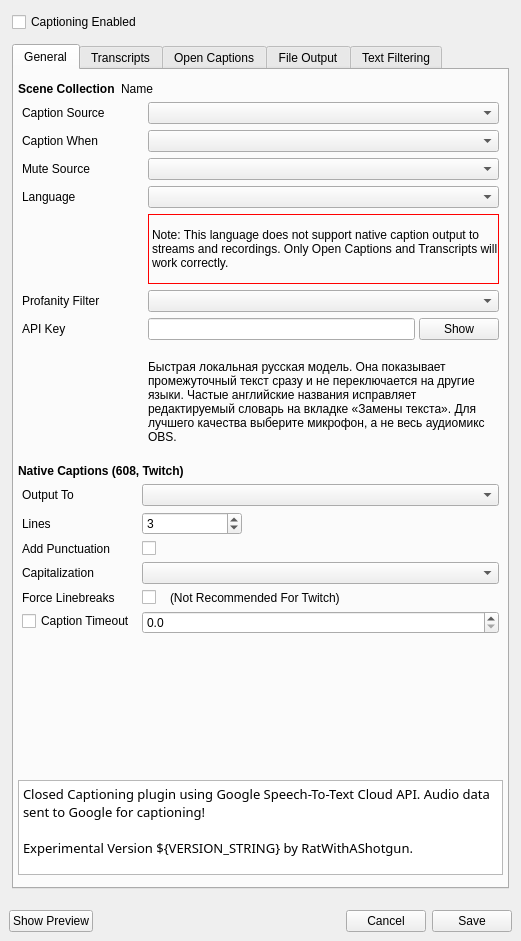
Above: src/ui/CaptionSettingsWidget.ui from maxxborer/OBS-AI-captions-plugin before the change. Below: the same form after it.
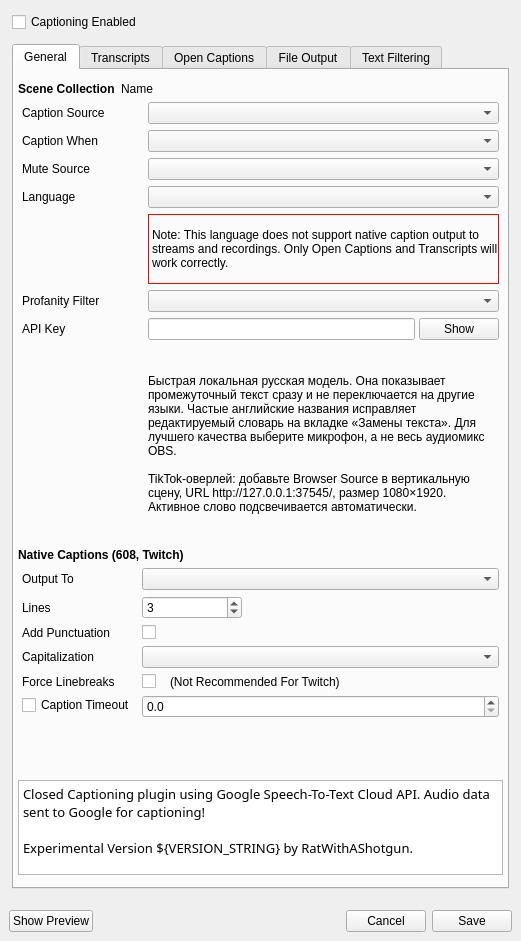
That is the form after the change.

```diff
--- a/src/ui/CaptionSettingsWidget.ui
+++ b/src/ui/CaptionSettingsWidget.ui
@@ -418,7 +418,9 @@
                  </size>
                 </property>
                 <property name="text">
-                 <string>Быстрая локальная русская модель. Она показывает промежуточный текст сразу и не переключается на другие языки. Частые английские названия исправляет редактируемый словарь на вкладке «Замены текста». Для лучшего качества выберите микрофон, а не весь аудиомикс OBS.</string>
+                 <string>Быстрая локальная русская модель. Она показывает промежуточный текст сразу и не переключается на другие языки. Частые английские названия исправляет редактируемый словарь на вкладке «Замены текста». Для лучшего качества выберите микрофон, а не весь аудиомикс OBS.
+
+TikTok-оверлей: добавьте Browser Source в вертикальную сцену, URL http://127.0.0.1:37545/, размер 1080×1920. Активное слово подсвечивается автоматически.</string>
                 </property>
                 <property name="wordWrap">
                  <bool>true</bool>
```
